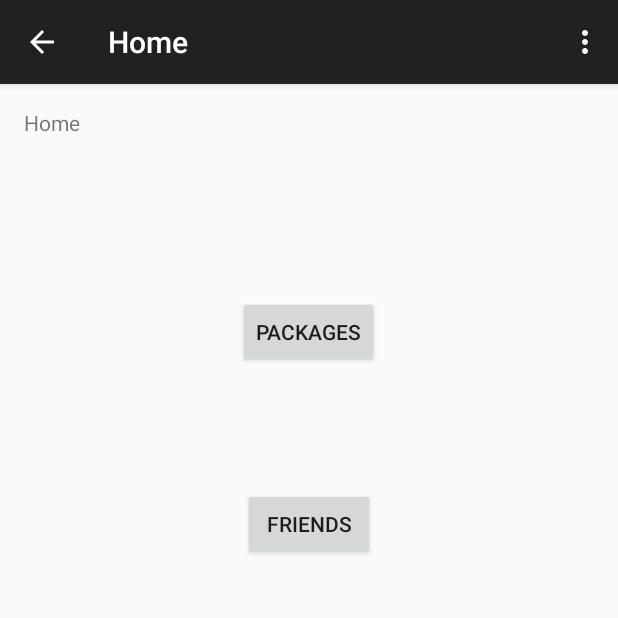
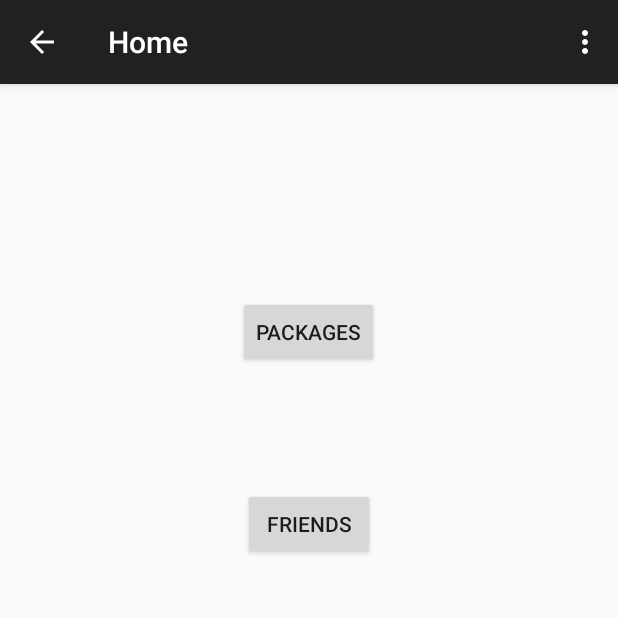
Before and after one commit to mdregalia/PackageBuddies, an Android app: the HomeScreen screen opened directly, with no data from a screen before it, on a phone screen of 412 x 824 dp, the top half of it. Run offline under Robolectric (Android 15) with nearby library versions, the phone set to English and light mode, and no system bars.

```diff
--- a/app/src/main/java/melissaregalia/firstproj/HomeScreen.java
+++ b/app/src/main/java/melissaregalia/firstproj/HomeScreen.java
@@ -30,7 +30,7 @@ public class HomeScreen extends ActionBarActivity {
         friendsButton = (Button) findViewById(R.id.friendsButton);
         packagesButton = (Button) findViewById(R.id.packagesButton);
         locationButton = (Button) findViewById(R.id.locationButton);
-        resultArea.setText("Home");
+        resultArea.setText("");
 
         packagesButton.setOnClickListener(new View.OnClickListener() {
             @Override
```
Also changed, not shown: app/src/main/java/melissaregalia/firstproj/MainActivity.java (+18 -3 lines).
